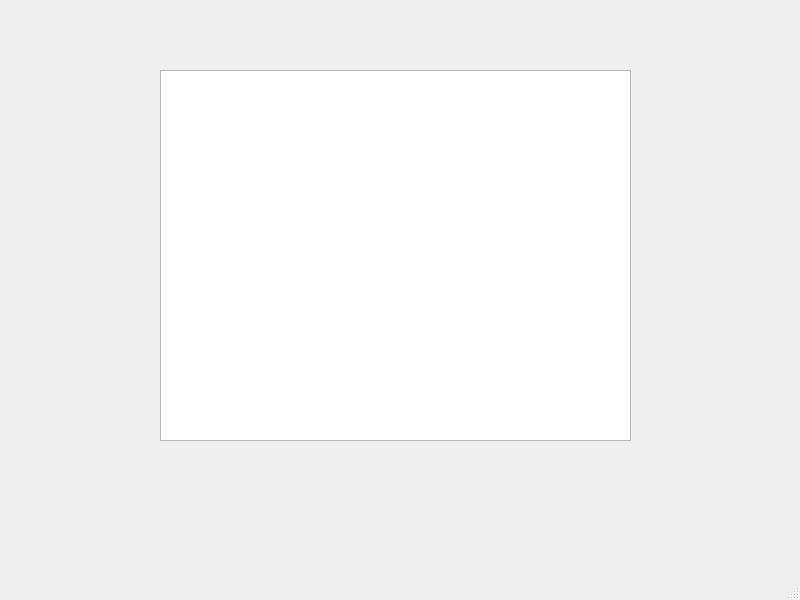
Before: the Qt Designer form main.ui in Hidgik/Espresso, drawn with Qt 5.
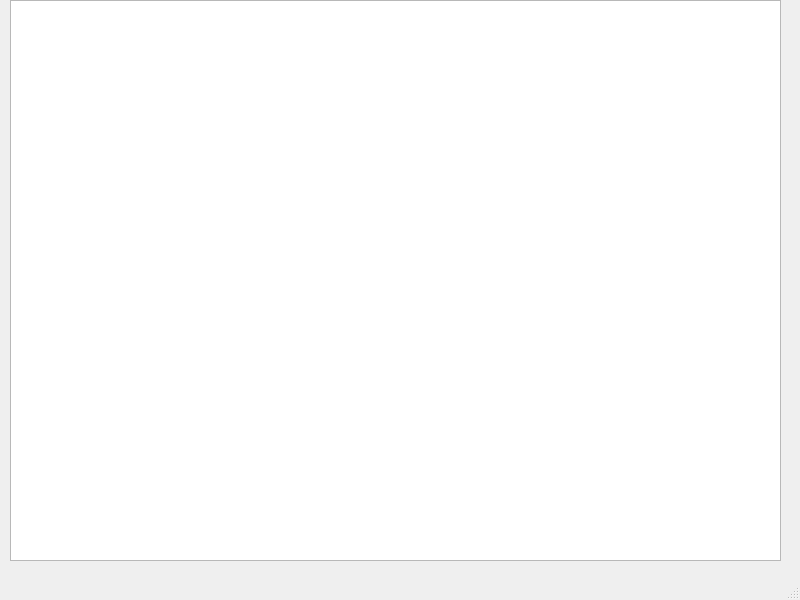
After: the same form once the commit is applied.

```diff
--- a/main.ui
+++ b/main.ui
@@ -17,10 +17,10 @@
    <widget class="QTableWidget" name="tableWidget">
     <property name="geometry">
      <rect>
-      <x>160</x>
-      <y>70</y>
-      <width>471</width>
-      <height>371</height>
+      <x>10</x>
+      <y>0</y>
+      <width>771</width>
+      <height>561</height>
      </rect>
     </property>
    </widget>
```
Left out of the diff: 2 changed lines with no effect on the pictures.
